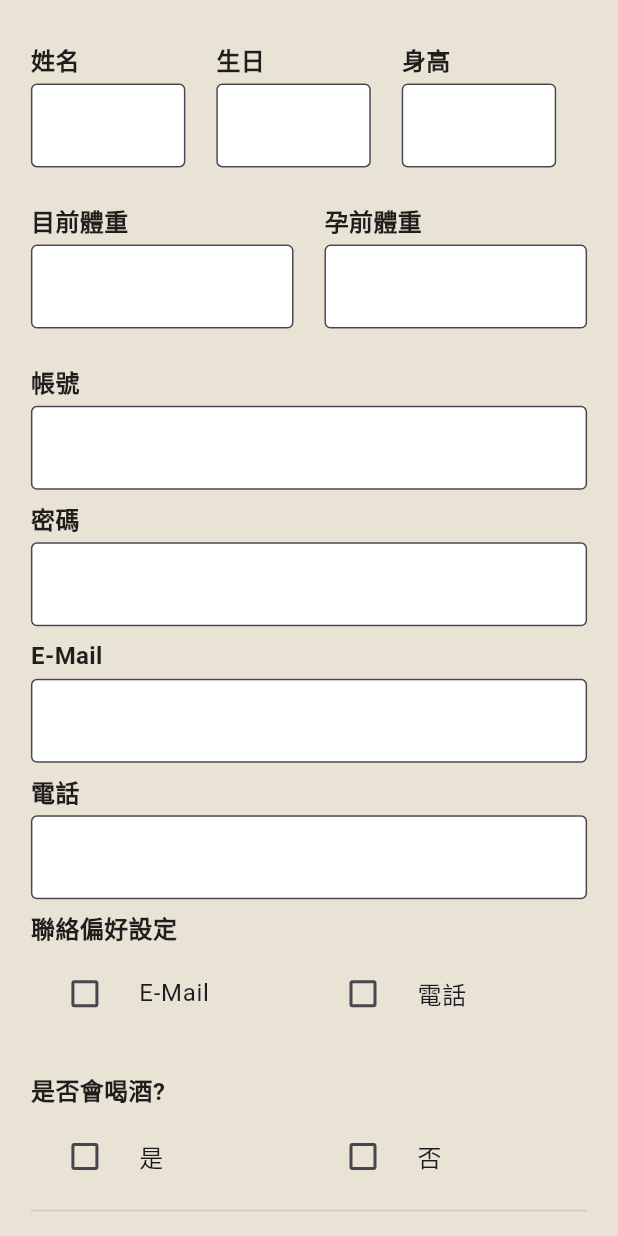
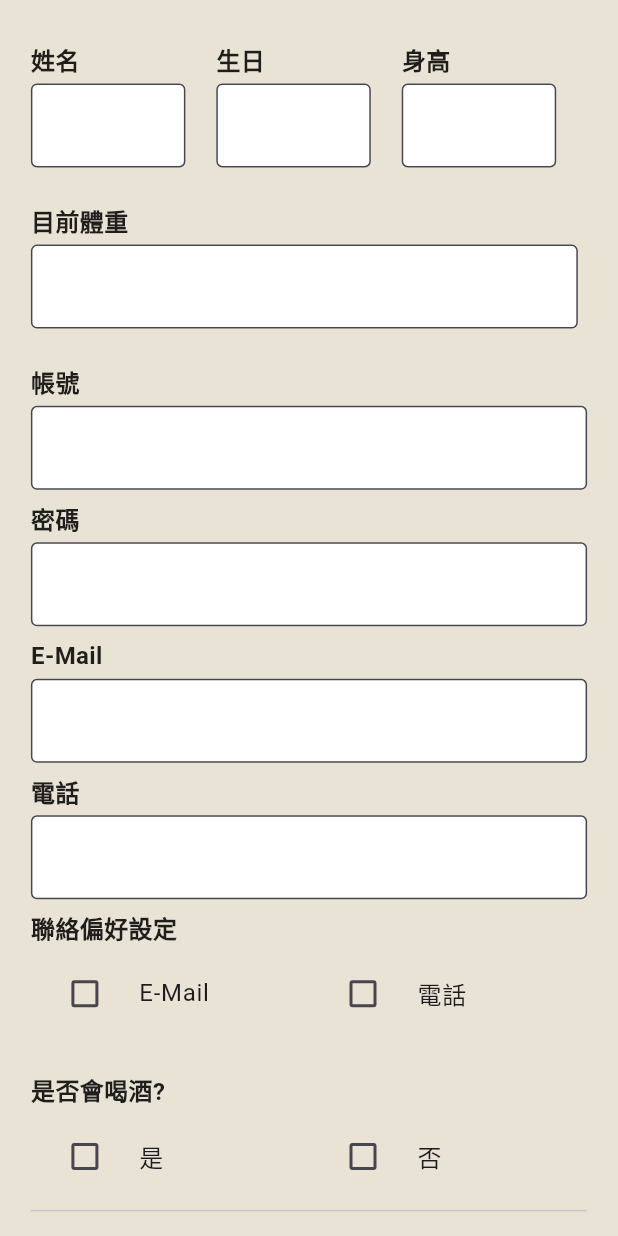
Before and after one commit to 411631277/project, a Flutter app: the FaRegisterWidget screen opened directly with empty values, on a phone screen of 412 x 824 dp. Run offline on Flutter 3.47's test engine with Material 3 defaults, Android fonts, the phone set to English and light mode, and no system bars; our stand-ins replace cloud_firestore, firebase_auth, firebase_core, firebase_storage, image_picker, logger and 2 more; accounts and stored records are empty; network calls fail.

Commit message:
3/4版面調整

```diff
--- a/lib/first_question/born.dart
+++ b/lib/first_question/born.dart
@@ -27,7 +27,7 @@ class BornWidget extends StatelessWidget {
           children: <Widget>[
             Positioned(
               top: screenHeight * 0.25,
-              left: screenWidth * 0.15,
+              left: screenWidth * 0.18,
               child: Text(
                 '請問寶寶出生了嗎?',
                 textAlign: TextAlign.center,
--- a/lib/first_question/breastfeeding_duration.dart
+++ b/lib/first_question/breastfeeding_duration.dart
@@ -35,7 +35,7 @@ class _BreastfeedingDurationWidgetState
           children: <Widget>[
             Positioned(
               top: screenHeight * 0.25,
-              left: screenWidth * 0.15,
+              left: screenWidth * 0.18,
               child: Text(
                 '前胎哺乳持續大概幾個月?',
                 textAlign: TextAlign.center,
--- a/lib/first_question/first_breastfeeding.dart
+++ b/lib/first_question/first_breastfeeding.dart
@@ -33,7 +33,7 @@ class _FirstBreastfeedingWidgetState extends State<FirstBreastfeedingWidget> {
           children: <Widget>[
             Positioned(
               top: screenHeight * 0.3,
-              left: screenWidth * 0.15 - 5,
+              left: screenWidth * 0.20,
               child: const Text(
                 '目前預期純哺乳哺餵時長為\n幾個月?',
                 textAlign: TextAlign.center,
--- a/lib/home/baby.dart
+++ b/lib/home/baby.dart
@@ -92,7 +92,7 @@ class _BabyWidgetState extends State<BabyWidget> {
 
             Positioned(
               top: screenHeight * 0.60, // 調整文字的垂直位置
-              left: screenWidth * 0.2,
+              left: screenWidth * 0.25,
               child: const Text(
                 '寶寶出生是否有特殊狀況',
                 style: TextStyle(
@@ -224,7 +224,7 @@ class _BabyWidgetState extends State<BabyWidget> {
         crossAxisAlignment: CrossAxisAlignment.center,
         children: [
           SizedBox(
-            width: screenWidth * 0.40, // Label 寬度（固定比例）
+            width: screenWidth * 0.36, // Label 寬度（固定比例）
             child: Text(
               label,
               style: const TextStyle(
@@ -235,7 +235,7 @@ class _BabyWidgetState extends State<BabyWidget> {
             ),
           ),
           SizedBox(
-            width: screenWidth * 0.4, // TextField 寬度（固定比例）
+            width: screenWidth * 0.44 + 0.5, // TextField 寬度（固定比例）
             height: 32, // TextField 高度
             child: TextField(
               controller: controller,
--- a/lib/main.dart
+++ b/lib/main.dart
@@ -90,10 +90,7 @@ class _MyAppState extends State<MyApp> {
         GlobalCupertinoLocalizations.delegate,
       ],
       routes: {
-        '/': (context) => const HomeScreenWidget(
-              userId: '1',
-              isManUser: false,
-            ), // 主畫面
+        '/': (context) => const MainScreenWidget(), // 主畫面
         '/IamWidget': (context) => const IamWidget(),
         '/DeleteAccWidget': (context) => const DeleteAccWidget(),
         '/MainScreenWidget': (context) => const MainScreenWidget(),
--- a/lib/register/fa_register.dart
+++ b/lib/register/fa_register.dart
@@ -108,11 +108,7 @@ class FaRegisterWidgetState extends State<FaRegisterWidget> {
                     child: _buildWeightPickerField(
                         context, '目前體重', weightController),
                   ),
-                  SizedBox(width: screenWidth * 0.05),
-                  Expanded(
-                    child: _buildWeightPickerField(
-                        context, '孕前體重', prePregnancyWeightController),
-                  ),
+                  SizedBox(width: screenWidth * 0.015),
                 ],
               ),
               // 🔹 帳號&密碼&信箱&電話
```
Also changed, not shown: assets/images/Setting.png.
